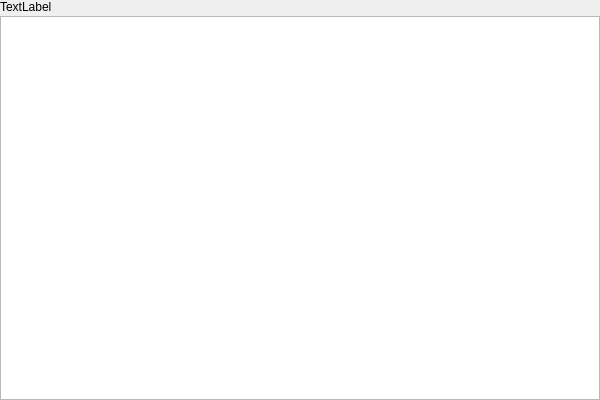
Above: captionwidget.ui from Unchpokable/vtk3Dmodule before the change. Below: the same form after it.
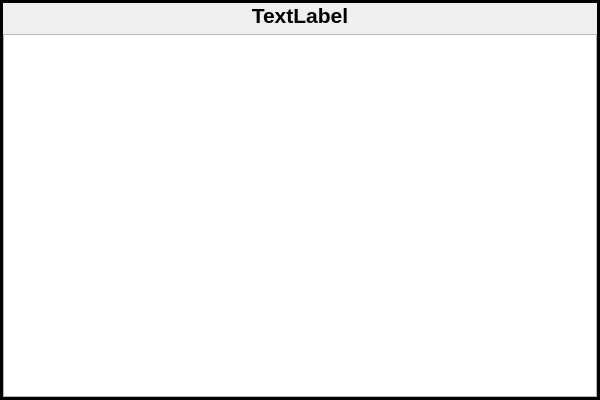
That is the form after the change.

The edit to the form file:
```diff
--- a/captionwidget.ui
+++ b/captionwidget.ui
@@ -30,14 +30,51 @@
     <number>0</number>
    </property>
    <item>
+    <widget class="QFrame" name="frame">
+     <property name="frameShape">
+      <enum>QFrame::Box</enum>
+     </property>
+     <property name="frameShadow">
+      <enum>QFrame::Plain</enum>
+     </property>
+     <property name="lineWidth">
+      <number>3</number>
+     </property>
+     <layout class="QVBoxLayout" name="verticalLayout_2">
+      <property name="leftMargin">
+       <number>0</number>
+      </property>
+      <property name="topMargin">
+       <number>0</number>
+      </property>
+      <property name="rightMargin">
+       <number>0</number>
+      </property>
+      <property name="bottomMargin">
+       <number>0</number>
+      </property>
+      <item>
     <widget class="QLabel" name="label">
+        <property name="font">
+         <font>
+          <family>Tahoma</family>
+          <pointsize>16</pointsize>
+          <bold>true</bold>
+         </font>
+        </property>
      <property name="text">
       <string>TextLabel</string>
      </property>
+        <property name="alignment">
+         <set>Qt::AlignCenter</set>
+        </property>
     </widget>
    </item>
    <item>
-    <widget class="QTableWidget" name="tableWidget"/>
+       <widget class="QTableView" name="tableView"/>
+      </item>
+     </layout>
+    </widget>
    </item>
   </layout>
  </widget>
```
Lines whose indentation alone changed are shown as unchanged.
